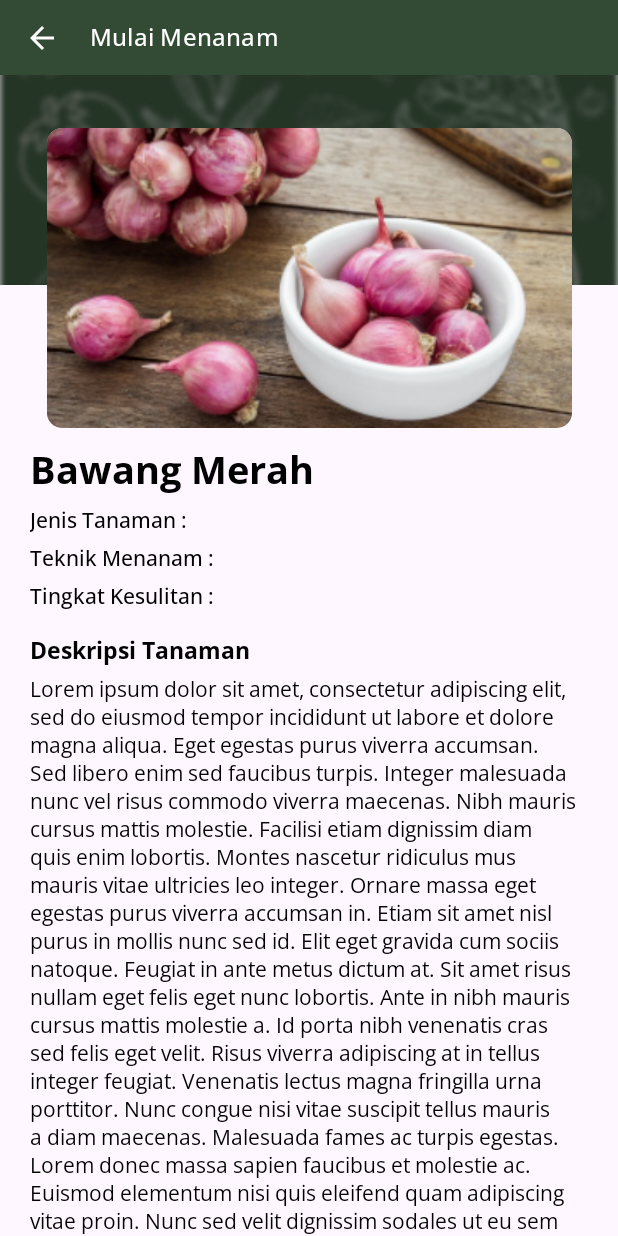
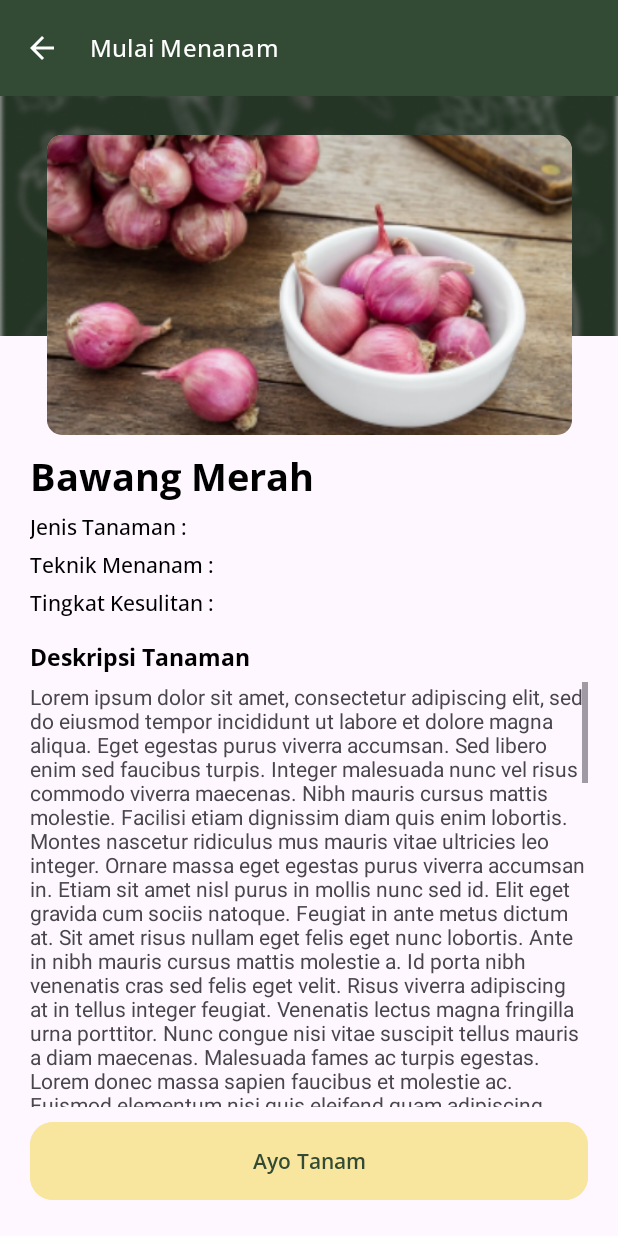
Before and after one commit to PutraGandaD/UrbanFarm-Mobile-Massive-Challenge, an Android app: the DetailTanamanPageActivity screen opened directly, with no data from a screen before it, on a phone screen of 412 x 824 dp. Run offline under Robolectric (Android 15) with nearby library versions, the phone set to English and light mode, and no system bars.

Commit message:
UI adjustment for Detail Tanaman - Dashboard

```diff
--- a/app/build.gradle.kts
+++ b/app/build.gradle.kts
@@ -49,7 +49,7 @@ dependencies {
 
     implementation("de.hdodenhof:circleimageview:3.1.0")
     implementation("org.jetbrains.kotlinx:kotlinx-coroutines-core:1.7.3")
-    implementation("androidx.core:core-ktx:1.12.0")
+    implementation("androidx.core:core-ktx:1.10.0")
     implementation("androidx.appcompat:appcompat:1.6.1")
     implementation("com.google.android.material:material:1.10.0")
     implementation("androidx.constraintlayout:constraintlayout:2.1.4")
--- a/app/src/main/AndroidManifest.xml
+++ b/app/src/main/AndroidManifest.xml
@@ -13,7 +13,7 @@
         android:theme="@style/Theme.UrbanFarm"
         tools:targetApi="31">
         <activity
-            android:name=".activity.tanamanku.AddEditTanamankuItemActivity"
+            android:name=".activity.tanamanku.AddTanamankuItemActivity"
             android:exported="false" />
         <activity
             android:name=".activity.beranda.DetailTanamanPageActivity"
--- a/app/src/main/java/com/putragandad/urbanfarm/activity/tanamanku/AddEditTanamankuItemActivity.kt
+++ b/app/src/main/java/com/putragandad/urbanfarm/activity/tanamanku/AddTanamankuItemActivity.kt
@@ -9,7 +9,6 @@ import android.widget.Toast
 import androidx.lifecycle.ViewModelProvider
 import com.google.android.material.floatingactionbutton.FloatingActionButton
 import com.google.android.material.textfield.TextInputEditText
-import com.google.android.material.textfield.TextInputLayout
 import com.putragandad.urbanfarm.R
 import com.putragandad.urbanfarm.databinding.ActivityAddEditTanamankuItemBinding
 import com.putragandad.urbanfarm.models.tanamanku.TanamankuItemModels
@@ -17,7 +16,7 @@ import com.putragandad.urbanfarm.viewmodels.tanamanku.TanamankuViewModel
 import java.text.SimpleDateFormat
 import java.util.Date
 
-class AddEditTanamankuItemActivity : AppCompatActivity() {
+class AddTanamankuItemActivity : AppCompatActivity() {
     private lateinit var binding: ActivityAddEditTanamankuItemBinding
 
     lateinit var namaTanamanEdt : TextInputEditText
--- a/app/src/main/java/com/putragandad/urbanfarm/adapters/beranda/ItemTanamanRVAdapter.kt
+++ b/app/src/main/java/com/putragandad/urbanfarm/adapters/beranda/IconTanamanRVAdapter.kt
@@ -10,8 +10,8 @@ import com.putragandad.urbanfarm.R
 
 import com.putragandad.urbanfarm.models.beranda.ItemTanamanModels
 
-class ItemTanamanRVAdapter(private val itemTanamanList : ArrayList<ItemTanamanModels>) :
-    RecyclerView.Adapter<ItemTanamanRVAdapter.ItemTanamanViewHolder>() {
+class IconTanamanRVAdapter(private val itemTanamanList : ArrayList<ItemTanamanModels>) :
+    RecyclerView.Adapter<IconTanamanRVAdapter.ItemTanamanViewHolder>() {
 
     var onItemClick : ((ItemTanamanModels) -> Unit)? = null
 
--- a/app/src/main/java/com/putragandad/urbanfarm/fragments/berandapage/BerandaPageFragment.kt
+++ b/app/src/main/java/com/putragandad/urbanfarm/fragments/berandapage/BerandaPageFragment.kt
@@ -1,5 +1,6 @@
 package com.putragandad.urbanfarm.fragments.berandapage
 
+import android.content.Intent
 import android.os.Bundle
 import androidx.fragment.app.Fragment
 import android.view.LayoutInflater
@@ -8,7 +9,8 @@ import android.view.ViewGroup
 import androidx.recyclerview.widget.GridLayoutManager
 import androidx.recyclerview.widget.RecyclerView
 import com.putragandad.urbanfarm.R
-import com.putragandad.urbanfarm.adapters.beranda.ItemTanamanRVAdapter
+import com.putragandad.urbanfarm.activity.beranda.DetailTanamanPageActivity
+import com.putragandad.urbanfarm.adapters.beranda.IconTanamanRVAdapter
 import com.putragandad.urbanfarm.databinding.FragmentBerandaPageBinding
 import com.putragandad.urbanfarm.models.beranda.ItemTanamanModels
 
@@ -50,9 +52,12 @@ class BerandaPageFragment : Fragment() {
         itemTanamanList.add(ItemTanamanModels(R.drawable.ic_home_timun,
             "Timun"))
 
-        val itemTanamanAdapter = ItemTanamanRVAdapter(itemTanamanList)
+        val itemTanamanAdapter = IconTanamanRVAdapter(itemTanamanList)
         recyclerView.adapter = itemTanamanAdapter
 
-
+        itemTanamanAdapter.onItemClick = {
+            val intent = Intent(requireContext(), DetailTanamanPageActivity::class.java)
+            startActivity(intent)
+        }
     }
 }
--- a/app/src/main/java/com/putragandad/urbanfarm/fragments/tanamankupage/TanamankuPageFragment.kt
+++ b/app/src/main/java/com/putragandad/urbanfarm/fragments/tanamankupage/TanamankuPageFragment.kt
@@ -13,7 +13,7 @@ import androidx.lifecycle.ViewModelProvider
 import androidx.recyclerview.widget.LinearLayoutManager
 import androidx.recyclerview.widget.RecyclerView
 import com.putragandad.urbanfarm.R
-import com.putragandad.urbanfarm.activity.tanamanku.AddEditTanamankuItemActivity
+import com.putragandad.urbanfarm.activity.tanamanku.AddTanamankuItemActivity
 import com.putragandad.urbanfarm.adapters.tanamanku.TanamankuClickDeleteInterface
 import com.putragandad.urbanfarm.adapters.tanamanku.TanamankuItemRVAdapter
 import com.putragandad.urbanfarm.databinding.FragmentTanamankuPageBinding
@@ -34,7 +34,7 @@ class TanamankuPageFragment : Fragment(), TanamankuClickDeleteInterface {
         _binding = FragmentTanamankuPageBinding.inflate(inflater, container, false)
 
         binding.fabTambahTanaman.setOnClickListener {
-            val intent = Intent(requireContext(), AddEditTanamankuItemActivity::class.java)
+            val intent = Intent(requireContext(), AddTanamankuItemActivity::class.java)
             startActivity(intent)
             Log.d("TanamankuPageFragment", "Fab button clicked")
         }
--- a/app/src/main/res/layout/activity_add_edit_tanamanku_item.xml
+++ b/app/src/main/res/layout/activity_add_edit_tanamanku_item.xml
@@ -5,7 +5,7 @@
     android:layout_width="match_parent"
     android:layout_height="match_parent"
     android:background="@drawable/background_dark"
-    tools:context=".activity.tanamanku.AddEditTanamankuItemActivity">
+    tools:context=".activity.tanamanku.AddTanamankuItemActivity">
 
     <com.google.android.material.appbar.MaterialToolbar
         android:id="@+id/top_app_bar_tambah_tanamanku"
--- a/app/src/main/res/layout/activity_detail_tanaman_page.xml
+++ b/app/src/main/res/layout/activity_detail_tanaman_page.xml
@@ -1,22 +1,34 @@
 <?xml version="1.0" encoding="utf-8"?>
-<androidx.coordinatorlayout.widget.CoordinatorLayout xmlns:android="http://schemas.android.com/apk/res/android"
+<androidx.constraintlayout.widget.ConstraintLayout xmlns:android="http://schemas.android.com/apk/res/android"
     xmlns:app="http://schemas.android.com/apk/res-auto"
     xmlns:tools="http://schemas.android.com/tools"
     android:layout_width="match_parent"
     android:layout_height="match_parent"
     tools:context=".activity.beranda.DetailTanamanPageActivity">
 
+    <androidx.coordinatorlayout.widget.CoordinatorLayout
+        android:id="@+id/top_app_bar_detail_tanaman_page"
+        android:layout_width="match_parent"
+        android:layout_height="wrap_content"
+        app:layout_constraintEnd_toEndOf="parent"
+        app:layout_constraintStart_toStartOf="parent"
+        app:layout_constraintTop_toTopOf="parent">
+
         <com.google.android.material.appbar.AppBarLayout
             android:layout_width="match_parent"
-        android:layout_height="50dp"
-        app:liftOnScroll="true"
-        style="@style/Toolbar.Detail.Tanaman.Beranda">
+            android:layout_height="wrap_content"
+            app:layout_constraintEnd_toEndOf="parent"
+            app:layout_constraintStart_toStartOf="parent"
+            app:layout_constraintTop_toTopOf="parent">
 
             <com.google.android.material.appbar.MaterialToolbar
                 android:id="@+id/TopAppBar"
                 android:layout_width="match_parent"
                 android:layout_height="wrap_content"
-            android:minHeight="60dp"
+                android:background="@color/primary_green"
+                app:layout_constraintEnd_toEndOf="parent"
+                app:layout_constraintStart_toStartOf="parent"
+                app:layout_constraintTop_toTopOf="parent"
                 app:menu="@menu/top_app_bar"
                 app:navigationIcon="@drawable/baseline_arrow_back_24"
                 app:title="@string/detail_tanaman_page_topappbar_title"
@@ -24,30 +36,23 @@
 
         </com.google.android.material.appbar.AppBarLayout>
 
-    <androidx.core.widget.NestedScrollView
-        android:layout_width="match_parent"
-        android:layout_height="match_parent"
-        app:layout_behavior="@string/appbar_scrolling_view_behavior">
-
-        <androidx.constraintlayout.widget.ConstraintLayout
-            android:layout_width="match_parent"
-            android:layout_height="wrap_content">
+    </androidx.coordinatorlayout.widget.CoordinatorLayout>
 
     <ImageView
         android:id="@+id/iv_bg_half_detail_tanaman_page"
         android:layout_width="match_parent"
-                android:layout_height="140dp"
+        android:layout_height="160dp"
         android:scaleType="centerCrop"
         android:src="@drawable/background_dark_blur"
         app:layout_constraintEnd_toEndOf="parent"
         app:layout_constraintStart_toStartOf="parent"
-                app:layout_constraintTop_toTopOf="parent" />
+        app:layout_constraintTop_toBottomOf="@id/top_app_bar_detail_tanaman_page" />
 
     <com.google.android.material.card.MaterialCardView
         android:id="@+id/iv_detail_tanaman_page"
         android:layout_width="350dp"
         android:layout_height="200dp"
-                android:layout_marginTop="35dp"
+        android:layout_marginTop="90dp"
         app:cardCornerRadius="10dp"
         app:cardElevation="0dp"
         app:layout_constraintEnd_toEndOf="parent"
@@ -129,22 +134,35 @@
         app:layout_constraintStart_toStartOf="parent"
         app:layout_constraintTop_toBottomOf="@id/tv_subtitle_detail_3_detail_tanaman_page"/>
 
+    <ScrollView
+        android:layout_width="match_parent"
+        android:layout_height="0dp"
+        app:layout_constraintBottom_toTopOf="@id/btn_mulai_menanam"
+        app:layout_constraintEnd_toEndOf="parent"
+        app:layout_constraintStart_toStartOf="parent"
+        android:layout_marginStart="20dp"
+        android:layout_marginEnd="20dp"
+        android:layout_marginTop="6dp"
+        android:layout_marginBottom="6dp"
+        app:layout_constraintTop_toBottomOf="@id/tv_header_deskripsi_detail_tanaman_page" >
+
         <TextView
-                android:id="@+id/tv_description_detail_tanaman_page"
-                android:layout_width="0dp"
+            android:id="@id/tv_deskripsi_content_tanamanku_page"
+            android:layout_width="match_parent"
             android:layout_height="wrap_content"
-                android:layout_marginStart="20dp"
-                android:layout_marginTop="5dp"
-                android:layout_marginEnd="20dp"
-                android:fontFamily="@font/opensans_regular"
-                android:text="@string/lorem_ipsum"
-                android:textColor="@color/black"
-                app:layout_constraintEnd_toEndOf="parent"
-                app:layout_constraintHorizontal_bias="0.0"
-                app:layout_constraintStart_toStartOf="parent"
-                app:layout_constraintTop_toBottomOf="@id/tv_header_deskripsi_detail_tanaman_page" />
+            android:text="@string/lorem_ipsum"/>
+    </ScrollView>
+
+    <com.google.android.material.button.MaterialButton
+        android:id="@+id/btn_mulai_menanam"
+        android:layout_width="match_parent"
+        android:layout_height="60dp"
+        android:layout_margin="20dp"
+        android:backgroundTint="@color/tertiary_green"
+        app:cornerRadius="15dp"
+        app:layout_constraintBottom_toBottomOf="parent"
+        android:text="@string/btn_mulai_menanam_text"
+        android:fontFamily="@font/opensans_semibold"
+        android:textColor="@color/primary_green"/>
 
 </androidx.constraintlayout.widget.ConstraintLayout>
-    </androidx.core.widget.NestedScrollView>
-
-</androidx.coordinatorlayout.widget.CoordinatorLayout>
--- a/app/src/main/res/values/strings.xml
+++ b/app/src/main/res/values/strings.xml
@@ -28,6 +28,7 @@
     <string name="detail_tanaman_page_detail_subtitle_2">Teknik Menanam : </string>
     <string name="detail_tanaman_page_detail_subtitle_3">Tingkat Kesulitan : </string>
     <string name="detail_tanaman_page_detail_subheader_1">Deskripsi Tanaman</string>
+    <string name="btn_mulai_menanam_text">Ayo Tanam</string>
 
     <!-- TanamanKu screen -->
     <string name="tanamanku_page_title">Tanamanku</string>
```
Also changed, not shown: app/src/main/res/ic_delete/delete.png (deleted). Lines whose indentation alone changed are shown as unchanged.
